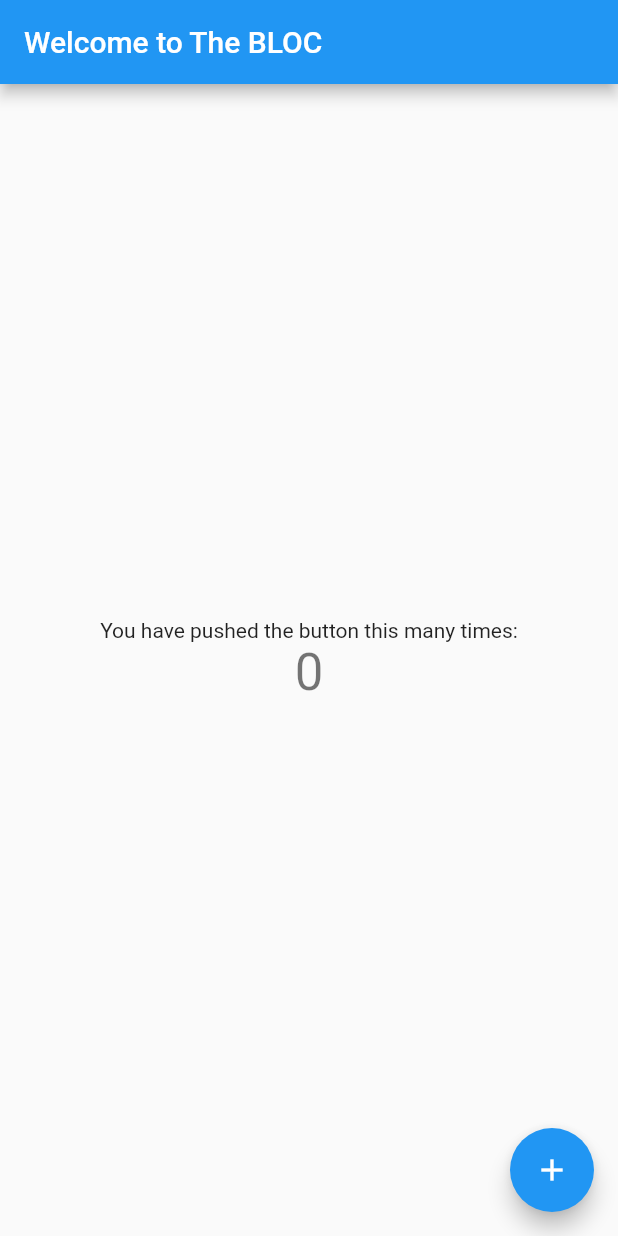
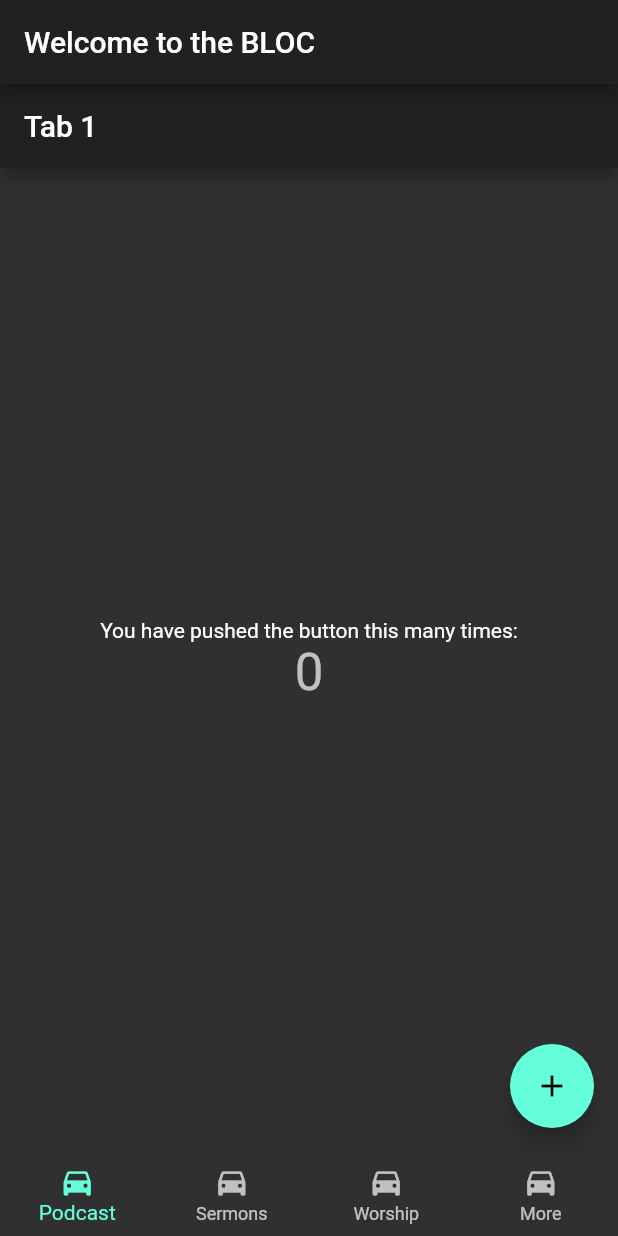
Before and after one commit to theblocnola/thebloc.mobile, a Flutter app: the screen it shows after launch, on a phone screen of 412 x 824 dp. Run offline on Flutter 3.47's test engine with Material 2 defaults, Android fonts, the phone set to English and light mode, and no system bars.

Commit message:
changed to dark theme, added 4 bottom tabs, podcast, sermons, worship, more

```diff
--- a/the_bloc/lib/main.dart
+++ b/the_bloc/lib/main.dart
@@ -8,7 +8,7 @@ class MyApp extends StatelessWidget {
   Widget build(BuildContext context) {
     return MaterialApp(
       title: 'The BLOC',
-      theme: ThemeData(
+      theme: ThemeData.dark(
         // This is the theme of your application.
         //
         // Try running your application with "flutter run". You'll see the
@@ -18,9 +18,45 @@ class MyApp extends StatelessWidget {
         // or simply save your changes to "hot reload" in a Flutter IDE).
         // Notice that the counter didn't reset back to zero; the application
         // is not restarted.
-        primarySwatch: Colors.blue,
+
       ),
-      home: MyHomePage(title: 'Welcome to The BLOC'),
+      home: DefaultTabController(
+        length: 4,
+        child: Scaffold(
+          appBar: AppBar(
+            title: Text('Welcome to the BLOC'),
+          ),
+          bottomNavigationBar: BottomNavigationBar(
+              type: BottomNavigationBarType.fixed,
+              items: [
+                BottomNavigationBarItem(
+                  icon: Icon(Icons.directions_car),
+                  title: Text('Podcast')
+                ),
+                BottomNavigationBarItem(
+                  icon: Icon(Icons.directions_car),
+                  title: Text('Sermons')
+                ),
+                BottomNavigationBarItem(
+                  icon: Icon(Icons.directions_car),
+                  title: Text('Worship')
+                ),
+                BottomNavigationBarItem(
+                  icon: Icon(Icons.directions_car),
+                  title: Text('More')
+                )
+              ],
+          ),
+          body: TabBarView(
+            children: [
+              MyHomePage(title: 'Tab 1'),
+              MyHomePage(title: 'Tab 2'),
+              MyHomePage(title: 'Tab 3'),
+              MyHomePage(title: 'Tab 4'),
+            ],
+          ),
+        ),
+      ),
     );
   }
 }
```
Also changed, not shown: 1 other file.
